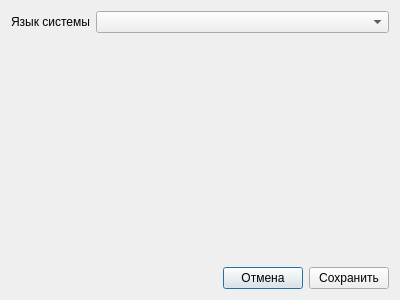
Qt form gui/src/dialogs/appsettingsdialog.ui (sqglobe/SecureDialogues) before a commit.
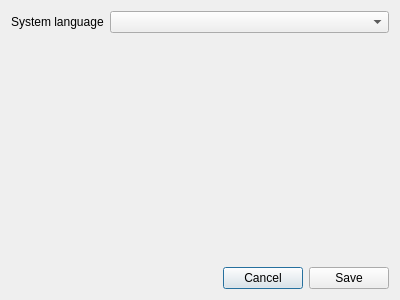
The same form after that commit. Icons and pictures are not drawn.

Patch:
```diff
--- a/gui/src/dialogs/appsettingsdialog.ui
+++ b/gui/src/dialogs/appsettingsdialog.ui
@@ -26,7 +26,7 @@
      <item row="0" column="0">
       <widget class="QLabel" name="label">
        <property name="text">
-        <string>Язык системы</string>
+        <string>System language</string>
        </property>
       </widget>
      </item>
@@ -60,7 +60,7 @@
         <string>Отменить сохранение настроек</string>
        </property>
        <property name="text">
-        <string>Отмена</string>
+        <string>Cancel</string>
        </property>
       </widget>
      </item>
@@ -70,7 +70,7 @@
         <string>Сохранить настройки приложения</string>
        </property>
        <property name="text">
-        <string>Сохранить</string>
+        <string>Save</string>
        </property>
       </widget>
      </item>
```
Left out of the diff: 8 changed lines with no effect on the pictures.
